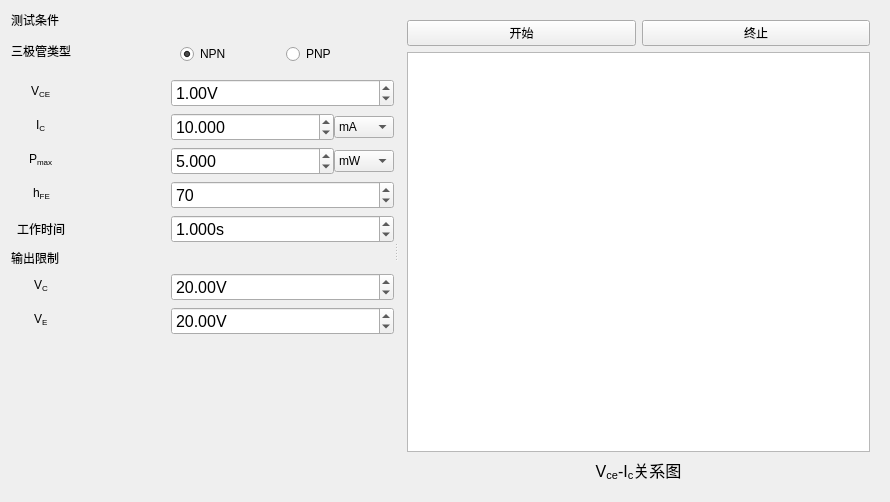
Qt form src/test.ui (Joker2387089590/MIL-STD-750) before a commit.
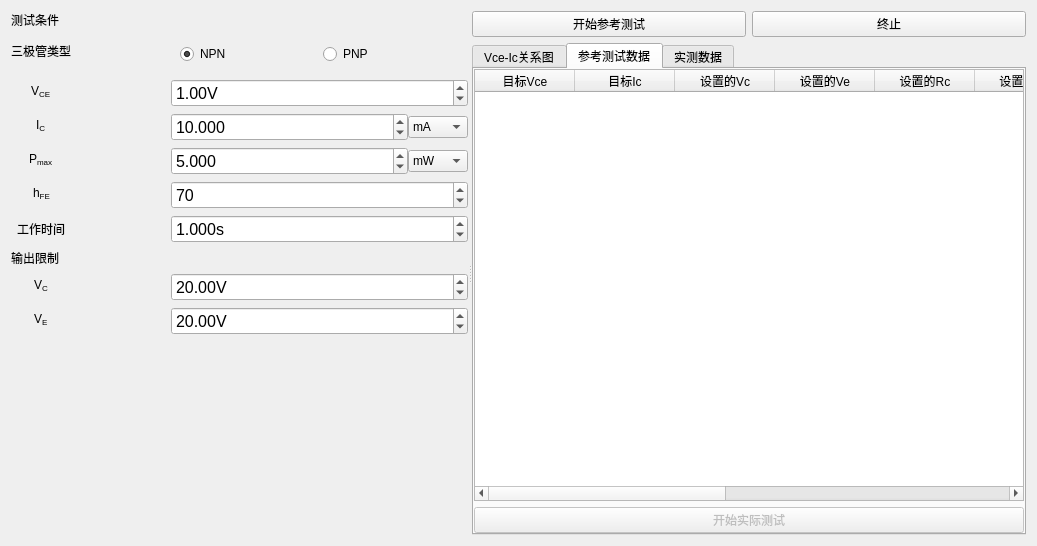
The same form after that commit. Custom widgets are drawn as their Qt base class.

What changed in the file:
```diff
--- a/src/test.ui
+++ b/src/test.ui
@@ -6,8 +6,8 @@
    <rect>
     <x>0</x>
     <y>0</y>
-    <width>890</width>
-    <height>493</height>
+    <width>1037</width>
+    <height>546</height>
    </rect>
   </property>
   <layout class="QGridLayout" name="gridLayout">
@@ -339,16 +339,16 @@
      <widget class="QWidget" name="layoutWidget2">
       <layout class="QVBoxLayout" name="verticalLayout">
        <property name="leftMargin">
-        <number>9</number>
+        <number>0</number>
        </property>
        <property name="topMargin">
-        <number>9</number>
+        <number>0</number>
        </property>
        <property name="rightMargin">
-        <number>9</number>
+        <number>0</number>
        </property>
        <property name="bottomMargin">
-        <number>9</number>
+        <number>0</number>
        </property>
        <item>
         <widget class="QWidget" name="wControl" native="true">
@@ -368,7 +368,7 @@
           <item>
            <widget class="QPushButton" name="btnStart">
             <property name="text">
-             <string>开始</string>
+             <string>开始参考测试</string>
             </property>
            </widget>
           </item>
@@ -383,28 +383,133 @@
         </widget>
        </item>
        <item>
-        <widget class="QChartView" name="chartView">
-         <property name="minimumSize">
-          <size>
-           <width>400</width>
-           <height>400</height>
-          </size>
+        <widget class="QTabWidget" name="tabWidget">
+         <property name="currentIndex">
+          <number>1</number>
          </property>
-        </widget>
-       </item>
-       <item>
-        <widget class="QLabel" name="label">
-         <property name="font">
-          <font>
-           <pointsize>12</pointsize>
-          </font>
-         </property>
-         <property name="text">
-          <string>V&lt;sub&gt;ce&lt;/sub&gt;-I&lt;sub&gt;c&lt;/sub&gt;关系图</string>
-         </property>
-         <property name="alignment">
-          <set>Qt::AlignmentFlag::AlignCenter</set>
-         </property>
+         <widget class="QWidget" name="tabWidgetPage1" native="true">
+          <attribute name="title">
+           <string>Vce-Ic关系图</string>
+          </attribute>
+          <layout class="QVBoxLayout" name="verticalLayout_2">
+           <property name="leftMargin">
+            <number>0</number>
+           </property>
+           <property name="topMargin">
+            <number>0</number>
+           </property>
+           <property name="rightMargin">
+            <number>0</number>
+           </property>
+           <property name="bottomMargin">
+            <number>0</number>
+           </property>
+           <item>
+            <widget class="QChartView" name="chartView">
+             <property name="minimumSize">
+              <size>
+               <width>400</width>
+               <height>400</height>
+              </size>
+             </property>
+            </widget>
+           </item>
+          </layout>
+         </widget>
+         <widget class="QWidget" name="tabWidgetPage2" native="true">
+          <attribute name="title">
+           <string>参考测试数据</string>
+          </attribute>
+          <layout class="QVBoxLayout" name="verticalLayout_3">
+           <property name="leftMargin">
+            <number>0</number>
+           </property>
+           <property name="topMargin">
+            <number>0</number>
+           </property>
+           <property name="rightMargin">
+            <number>0</number>
+           </property>
+           <property name="bottomMargin">
+            <number>0</number>
+           </property>
+           <item>
+            <widget class="QTableWidget" name="dataTable">
+             <column>
+              <property name="text">
+               <string>目标Vce</string>
+              </property>
+             </column>
+             <column>
+              <property name="text">
+               <string>目标Ic</string>
+              </property>
+             </column>
+             <column>
+              <property name="text">
+               <string>设置的Vc</string>
+              </property>
+             </column>
+             <column>
+              <property name="text">
+               <string>设置的Ve</string>
+              </property>
+             </column>
+             <column>
+              <property name="text">
+               <string>设置的Rc</string>
+              </property>
+             </column>
+             <column>
+              <property name="text">
+               <string>设置的Re</string>
+              </property>
+             </column>
+             <column>
+              <property name="text">
+               <string>实测Vce</string>
+              </property>
+             </column>
+             <column>
+              <property name="text">
+               <string>实测Ic</string>
+              </property>
+             </column>
+             <column>
+              <property name="text">
+               <string>实测Vcb</string>
+              </property>
+             </column>
+             <column>
+              <property name="text">
+               <string>实测Vbe</string>
+              </property>
+             </column>
+             <column>
+              <property name="text">
+               <string>实测Ie</string>
+              </property>
+             </column>
+            </widget>
+           </item>
+           <item>
+            <widget class="QPushButton" name="btnStartPlay">
+             <property name="enabled">
+              <bool>false</bool>
+             </property>
+             <property name="text">
+              <string>开始实际测试</string>
+             </property>
+            </widget>
+           </item>
+          </layout>
+         </widget>
+         <widget class="QWidget" name="tab">
+          <attribute name="title">
+           <string>实测数据</string>
+          </attribute>
+          <layout class="QVBoxLayout" name="layoutPlay"/>
+         </widget>
         </widget>
        </item>
       </layout>
```
